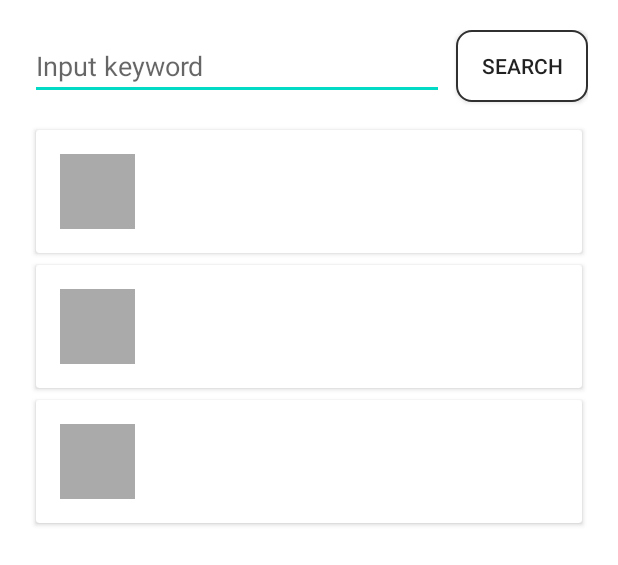
After one commit to krm0219/SearchGithub, an Android app: the layout fragment_main.xml on its own in the app's theme, with its tools: preview values and no code run, on a phone screen of 412 x 824 dp. The commit adds this screen. Shown: the top 565 px of the screen. Run offline under Robolectric (Android 15) with nearby library versions, the phone set to English and light mode, and no system bars.

Commit message:
필요한 library 추가, 기본틀 작업

```diff
--- a/app/src/main/java/com/kurly/task/searchgithun/ui/main/MainViewModel.kt
+++ b/app/src/main/java/com/kurly/task/searchgithub/ui/main/MainViewModel.kt
@@ -1,7 +1,8 @@
-package com.kurly.task.searchgithun.ui.main
+package com.kurly.task.searchgithub.ui.main
 
 import androidx.lifecycle.ViewModel
 
 class MainViewModel : ViewModel() {
     // TODO: Implement the ViewModel
+
 }
--- /dev/null
+++ b/app/src/main/res/drawable/border_round_10_303030.xml
@@ -0,0 +1,12 @@
+<?xml version="1.0" encoding="utf-8"?>
+<layer-list xmlns:android="http://schemas.android.com/apk/res/android">
+    <item>
+        <shape android:shape="rectangle">
+            <corners android:radius="10dp" />
+            <solid android:color="@color/white" />
+            <stroke
+                android:width="1dp"
+                android:color="@color/color_303030" />
+        </shape>
+    </item>
+</layer-list>
--- /dev/null
+++ b/app/src/main/res/layout/fragment_main.xml
@@ -0,0 +1,56 @@
+<?xml version="1.0" encoding="utf-8"?>
+<layout xmlns:android="http://schemas.android.com/apk/res/android"
+    xmlns:app="http://schemas.android.com/apk/res-auto"
+    xmlns:tools="http://schemas.android.com/tools">
+
+    <data>
+
+        <variable
+            name="viewModel"
+            type="com.kurly.task.searchgithub.ui.main.MainViewModel" />
+    </data>
+
+    <androidx.constraintlayout.widget.ConstraintLayout
+        android:id="@+id/main"
+        android:layout_width="match_parent"
+        android:layout_height="match_parent"
+        android:padding="20dp"
+        tools:context=".ui.main.MainFragment">
+
+        <androidx.appcompat.widget.AppCompatButton
+            android:id="@+id/searchButton"
+            android:layout_width="wrap_content"
+            android:layout_height="wrap_content"
+            android:background="@drawable/border_round_10_303030"
+            android:text="@string/text_search"
+            app:layout_constraintEnd_toEndOf="parent"
+            app:layout_constraintTop_toTopOf="parent" />
+
+        <EditText
+            android:id="@+id/inputView"
+            android:layout_width="0dp"
+            android:layout_height="wrap_content"
+            android:layout_marginEnd="8dp"
+            android:hint="@string/msg_input_keyword"
+            android:inputType="text"
+            android:maxLines="1"
+            app:layout_constraintBottom_toBottomOf="@id/searchButton"
+            app:layout_constraintEnd_toStartOf="@id/searchButton"
+            app:layout_constraintStart_toStartOf="parent"
+            app:layout_constraintTop_toTopOf="@id/searchButton" />
+
+        <androidx.recyclerview.widget.RecyclerView
+            android:id="@+id/githubReposView"
+            android:layout_width="0dp"
+            android:layout_height="0dp"
+            android:layout_marginTop="16dp"
+            android:overScrollMode="never"
+            app:layoutManager="androidx.recyclerview.widget.LinearLayoutManager"
+            app:layout_constraintBottom_toBottomOf="parent"
+            app:layout_constraintEnd_toEndOf="parent"
+            app:layout_constraintStart_toStartOf="parent"
+            app:layout_constraintTop_toBottomOf="@id/inputView"
+            tools:listitem="@layout/item_github" />
+
+    </androidx.constraintlayout.widget.ConstraintLayout>
+</layout>
--- /dev/null
+++ b/app/src/main/res/layout/item_github.xml
@@ -0,0 +1,58 @@
+<?xml version="1.0" encoding="utf-8"?>
+<layout xmlns:android="http://schemas.android.com/apk/res/android"
+    xmlns:app="http://schemas.android.com/apk/res-auto">
+
+    <data>
+
+        <!--        <variable-->
+        <!--            name="todo"-->
+        <!--            type="com.krm0219.todolist.service.model.Todo" />-->
+    </data>
+
+    <androidx.cardview.widget.CardView
+        android:layout_width="match_parent"
+        android:layout_height="wrap_content"
+        android:layout_margin="4dp">
+
+        <androidx.constraintlayout.widget.ConstraintLayout
+            android:layout_width="match_parent"
+            android:layout_height="match_parent">
+
+            <ImageView
+                android:id="@+id/item_tv_initial"
+                android:layout_width="50dp"
+                android:layout_height="50dp"
+                android:layout_marginVertical="16dp"
+                android:layout_marginStart="16dp"
+                android:background="@android:color/darker_gray"
+                android:gravity="center"
+                android:padding="4dp"
+                android:textSize="30sp"
+                app:layout_constraintBottom_toBottomOf="parent"
+                app:layout_constraintStart_toStartOf="parent"
+                app:layout_constraintTop_toTopOf="parent" />
+
+            <TextView
+                android:id="@+id/item_tv_title"
+                android:layout_width="wrap_content"
+                android:layout_height="wrap_content"
+                android:layout_marginStart="16dp"
+                android:layout_marginTop="8dp"
+                android:textSize="20sp"
+                android:textStyle="bold"
+                app:layout_constraintBottom_toTopOf="@id/item_tv_descript"
+                app:layout_constraintStart_toEndOf="@id/item_tv_initial"
+                app:layout_constraintTop_toTopOf="parent" />
+
+            <TextView
+                android:id="@+id/item_tv_descript"
+                android:layout_width="wrap_content"
+                android:layout_height="wrap_content"
+                android:layout_marginTop="4dp"
+                android:layout_marginBottom="8dp"
+                app:layout_constraintBottom_toBottomOf="parent"
+                app:layout_constraintStart_toStartOf="@id/item_tv_title"
+                app:layout_constraintTop_toBottomOf="@id/item_tv_title" />
+        </androidx.constraintlayout.widget.ConstraintLayout>
+    </androidx.cardview.widget.CardView>
+</layout>
--- a/app/src/main/res/values/colors.xml
+++ b/app/src/main/res/values/colors.xml
@@ -7,4 +7,6 @@
     <color name="teal_700">#FF018786</color>
     <color name="black">#FF000000</color>
     <color name="white">#FFFFFFFF</color>
+
+    <color name="color_303030">#303030</color>
 </resources>
--- a/app/src/main/res/values/strings.xml
+++ b/app/src/main/res/values/strings.xml
@@ -1,3 +1,6 @@
 <resources>
     <string name="app_name">SearchGithub</string>
+
+    <string name="text_search">Search</string>
+    <string name="msg_input_keyword">Input keyword</string>
 </resources>
--- a/build.gradle
+++ b/build.gradle
@@ -1,12 +1,12 @@
 // Top-level build file where you can add configuration options common to all sub-projects/modules.
 buildscript {
-    ext.kotlin_version = "1.3.72"
+    ext.kotlin_version = "1.4.30"
     repositories {
         google()
         jcenter()
     }
     dependencies {
-        classpath "com.android.tools.build:gradle:4.1.0"
+        classpath "com.android.tools.build:gradle:4.1.2"
         classpath "org.jetbrains.kotlin:kotlin-gradle-plugin:$kotlin_version"
 
         // NOTE: Do not place your application dependencies here; they belong
```
Also changed, not shown: app/build.gradle (+28 -2 lines), app/src/main/AndroidManifest.xml (+5 -2 lines), app/src/main/java/com/kurly/task/searchgithub/MainActivity.kt (renamed from app/src/main/java/com/kurly/task/searchgithun/MainActivity.kt, +4 -3 lines), app/src/main/java/com/kurly/task/searchgithub/model/RepositoryModel.kt (added, +22 -0 lines), app/src/main/java/com/kurly/task/searchgithub/service/RetrofitAPI.kt (added, +14 -0 lines), app/src/main/java/com/kurly/task/searchgithub/service/RetrofitService.kt (added, +19 -0 lines), app/src/main/java/com/kurly/task/searchgithub/ui/main/MainFragment.kt (added, +44 -0 lines), app/src/main/java/com/kurly/task/searchgithun/ui/main/MainFragment.kt (deleted, +0 -29 lines), app/src/main/res/layout/main_fragment.xml (deleted, +0 -20 lines), app/src/main/res/layout/activity_main.xml (renamed from app/src/main/res/layout/main_activity.xml), 4 other files.
